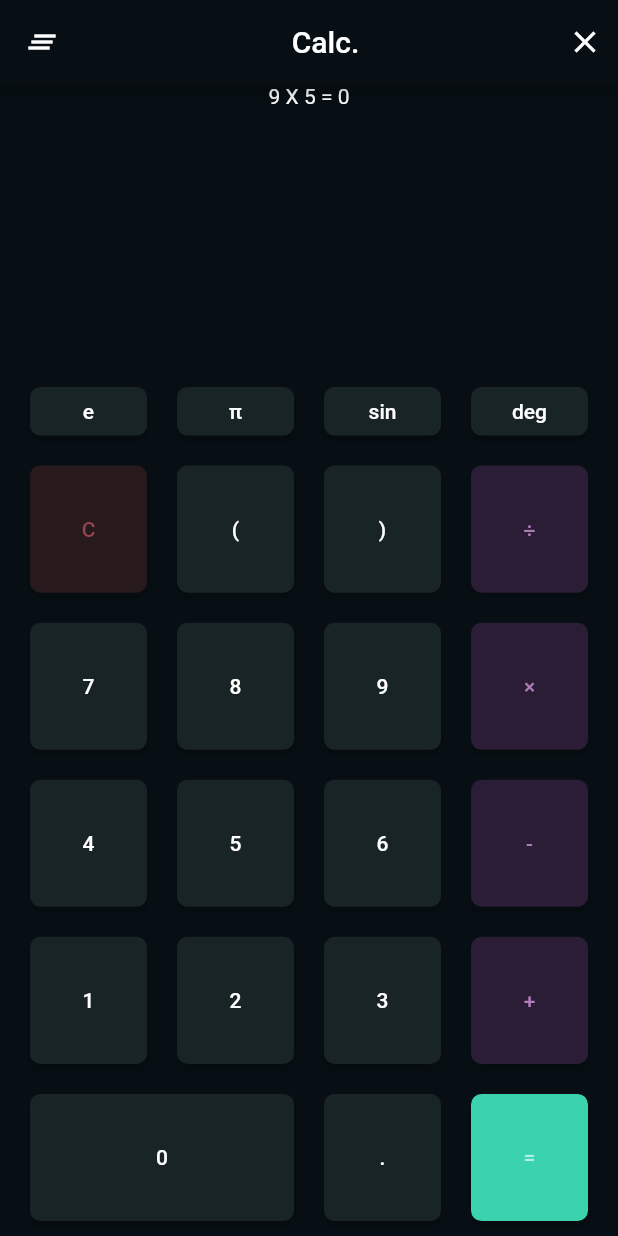
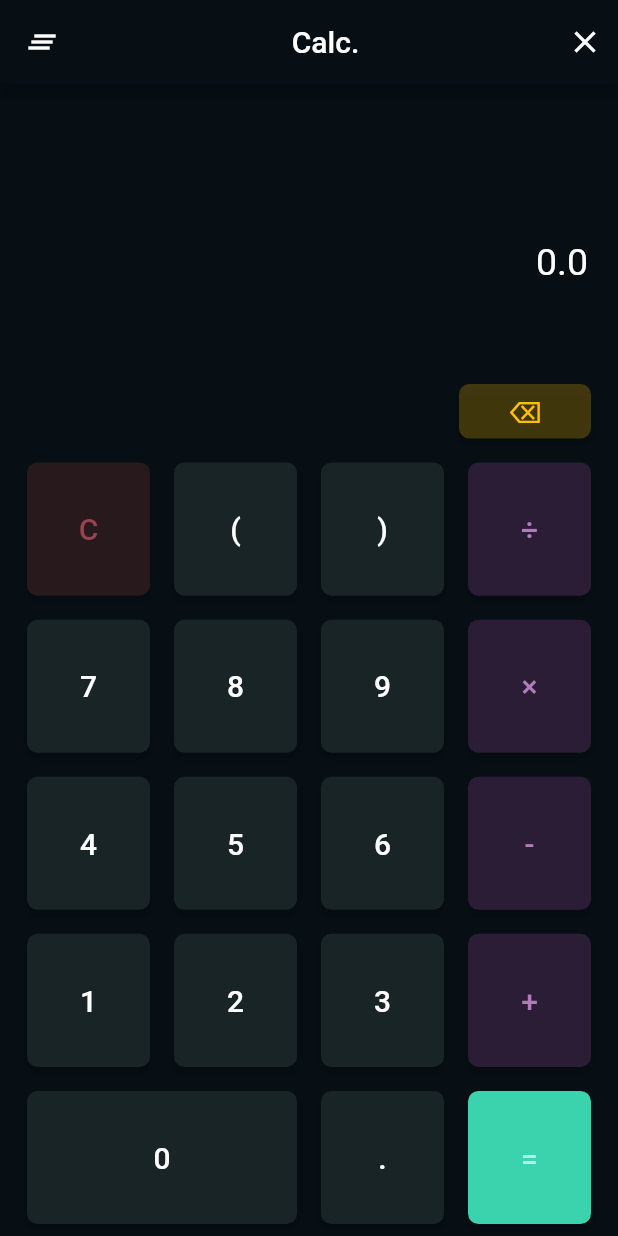
Before and after one commit to Poker-Face-Vii/Flutter_calculator, a Flutter app: the screen it shows after launch, on a phone screen of 412 x 824 dp. Run offline on Flutter 3.47's test engine with Material 2 defaults, Android fonts, the phone set to English and light mode, and no system bars; our stand-ins replace flutter_mobx, math_expressions, mobx; generated files the repository leaves out were written again.

Commit message:
Normal calculator Complited

```diff
--- a/lib/main.dart
+++ b/lib/main.dart
@@ -8,7 +8,7 @@ void main() {
 class MyApp extends StatelessWidget {
   @override
   Widget build(BuildContext context) {
-    return MaterialApp(
+    return MaterialApp(debugShowCheckedModeBanner: false,
       title: 'Flutter Demo',
       theme: ThemeData.dark(
 
--- a/lib/screen/Normal_calculator_screen.dart
+++ b/lib/screen/Normal_calculator_screen.dart
@@ -1,6 +1,15 @@
 import 'package:flutter/material.dart';
+import 'package:flutter_mobx/flutter_mobx.dart';
+import 'package:mobx/mobx.dart';
+import 'package:pocket_calculator/mobx/N_calculator_state.dart';
 
-class ScreenNormalCalculator extends StatelessWidget {
+class ScreenNormalCalculator extends StatefulWidget {
+  @override
+  _ScreenNormalCalculatorState createState() => _ScreenNormalCalculatorState();
+}
+
+class _ScreenNormalCalculatorState extends State<ScreenNormalCalculator> {
+  final NCS ncs = NCS();
   @override
   Widget build(BuildContext context) {
     return Scaffold(
@@ -21,9 +30,10 @@ class ScreenNormalCalculator extends StatelessWidget {
       ),
       backgroundColor: Color(0xff070f14),
       body: Column(
+        crossAxisAlignment: CrossAxisAlignment.end,
         children: [
-          Expanded(flex: 1, child: _Display()),
-          Expanded(flex: 3, child: _Numpad())
+          Expanded(flex: 1, child: _Display(ncs)),
+          Expanded(flex: 3, child: _NumPad(ncs))
         ],
       ),
     );
@@ -31,22 +41,44 @@ class ScreenNormalCalculator extends StatelessWidget {
 }
 
 class _Display extends StatelessWidget {
+  final NCS state;
+
+  const _Display(this.state);
   @override
   Widget build(BuildContext context) {
     return Container(
-      child: Column(
-        children: [
-          Text(
-            '9 X 5 = 0',
-            style: TextStyle(color: Colors.white),
-          )
-        ],
+      padding: EdgeInsets.symmetric(horizontal: 20),
+      child: Observer(
+        builder: (_) => Column(
+          crossAxisAlignment: CrossAxisAlignment.end,
+          mainAxisAlignment: MainAxisAlignment.center,
+          children: [
+            SingleChildScrollView(
+              scrollDirection: Axis.horizontal,
+              reverse: true,
+              child: Text(
+                state.display,
+                style: TextStyle(color: Colors.grey, fontSize: 18),
+              ),
+            ),
+            SizedBox(
+              height: 25,
+            ),
+            Text(
+              state.equalResult == null ? '' : state.equalResult.toString(),
+              style: TextStyle(color: Colors.white, fontSize: 25),
+            )
+          ],
+        ),
       ),
     );
   }
 }
 
-class _Numpad extends StatelessWidget {
+class _NumPad extends StatelessWidget {
+  final NCS state;
+
+  const _NumPad(this.state);
   @override
   Widget build(BuildContext context) {
     return Container(
@@ -57,18 +89,13 @@ class _Numpad extends StatelessWidget {
             flex: 1,
             child: Container(
               child: Row(
+                mainAxisAlignment: MainAxisAlignment.end,
                 children: [
                   CalculatorButton(
-                    value: 'e',
-                  ),
-                  CalculatorButton(
-                    value: 'π',
-                  ),
-                  CalculatorButton(
-                    value: 'sin',
-                  ),
-                  CalculatorButton(
-                    value: 'deg',
+                    onPressed: ()=>state.delete(),
+                    color: Colors.amber.withAlpha(60),textColor: Colors.amber,
+                    flex: 0,
+                    value: '⌫',
                   ),
                 ],
               ),
@@ -83,14 +110,20 @@ class _Numpad extends StatelessWidget {
                     value: 'C',
                     color: Color(0xff28191c),
                     textColor: Color(0xff974450),
+                    onPressed: () {
+                      state.displayClear();
+                    },
                   ),
                   CalculatorButton(
+                    onPressed: ()=>state.operation('(', '('),
                     value: '(',
                   ),
                   CalculatorButton(
+                    onPressed: ()=>state.operation(')', ')'),
                     value: ')',
                   ),
                   CalculatorButton(
+                    onPressed: ()=> state.operation('/', '÷'),
                     value: '÷',
                     color: Color(0xff2a1d35),
                     textColor: Color(0xffb07cb9),
@@ -105,15 +138,25 @@ class _Numpad extends StatelessWidget {
               child: Row(
                 children: [
                   CalculatorButton(
+                    onPressed: () {
+                      state.num('7');
+                    },
                     value: '7',
                   ),
                   CalculatorButton(
+                    onPressed: () {
+                      state.num('8');
+                    },
                     value: '8',
                   ),
                   CalculatorButton(
+                    onPressed: () {
+                      state.num('9');
+                    },
                     value: '9',
                   ),
                   CalculatorButton(
+                    onPressed: () => state.operation('*','×'),
                     value: '×',
                     color: Color(0xff2a1d35),
                     textColor: Color(0xffb07cb9),
@@ -129,14 +172,26 @@ class _Numpad extends StatelessWidget {
                 children: [
                   CalculatorButton(
                     value: '4',
+                    onPressed: () {
+                      state.num('4');
+                    },
                   ),
                   CalculatorButton(
                     value: '5',
+                    onPressed: () {
+                      state.num('5');
+                    },
                   ),
                   CalculatorButton(
                     value: '6',
+                    onPressed: () {
+                      state.num('6');
+                    },
                   ),
                   CalculatorButton(
+                    onPressed: () {
+                      state.operation('-','-');
+                    },
                     value: '-',
                     color: Color(0xff2a1d35),
                     textColor: Color(0xffb07cb9),
@@ -152,17 +207,29 @@ class _Numpad extends StatelessWidget {
                 children: [
                   CalculatorButton(
                     value: '1',
+                    onPressed: () {
+                      state.num('1');
+                    },
                   ),
                   CalculatorButton(
                     value: '2',
+                    onPressed: () {
+                      state.num('2');
+                    },
                   ),
                   CalculatorButton(
                     value: '3',
+                    onPressed: () {
+                      state.num('3');
+                    },
                   ),
                   CalculatorButton(
                     value: '+',
                     color: Color(0xff2a1d35),
                     textColor: Color(0xffb07cb9),
+                    onPressed: () {
+                      state.operation('+','+');
+                    },
                   ),
                 ],
               ),
@@ -174,14 +241,21 @@ class _Numpad extends StatelessWidget {
               child: Row(
                 children: [
                   CalculatorButton(
+                    onPressed: () {
+                      state.num('0');
+                    },
                     value: '0',
                     flex: 2,
                   ),
                   CalculatorButton(
+                    onPressed: ()=> state.operation('.', '.')
+                    ,
                     value: '.',
                   ),
-
                   CalculatorButton(
+                    onPressed: () {
+                      state.evaluate();
+                    },
                     value: '=',
                     color: Color(0xff3bd3ae),
                     textColor: Color(0xffb1efeb),
@@ -200,6 +274,8 @@ class CalculatorButton extends StatelessWidget {
   final String value;
   final int flex;
   final Function onPressed;
+
+  ///Color of the button
   final Color color;
   final Color textColor;
 
@@ -210,9 +286,9 @@ class CalculatorButton extends StatelessWidget {
     return Expanded(
       flex: flex ?? 1,
       child: Container(
-        margin: EdgeInsets.all(10),
+        margin: EdgeInsets.all(8),
         child: RaisedButton(
-          onPressed: () => onPressed,
+          onPressed: onPressed,
           shape: RoundedRectangleBorder(
             borderRadius: BorderRadius.circular(7.0),
             // side: BorderSide(color: Colors.red),
@@ -221,7 +297,7 @@ class CalculatorButton extends StatelessWidget {
           child: Center(
             child: Text(
               value,
-              style: TextStyle(color: textColor ?? Colors.white),
+              style: TextStyle(color: textColor ?? Colors.white,fontSize: 20),
             ),
           ),
         ),
```
Also changed, not shown: lib/mobx/N_calculator_state.dart (added, +52 -0 lines), pubspec.yaml (+6 -7 lines), lib/mobx/N_calculator_state.g.dart (added), pubspec.lock.
